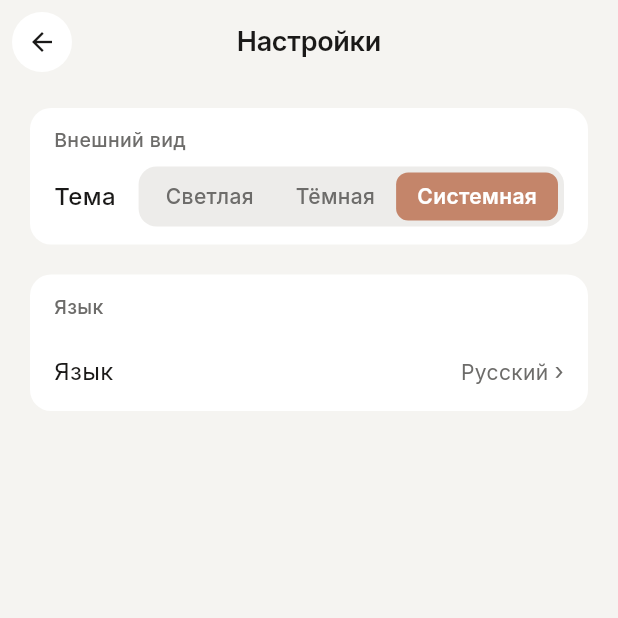
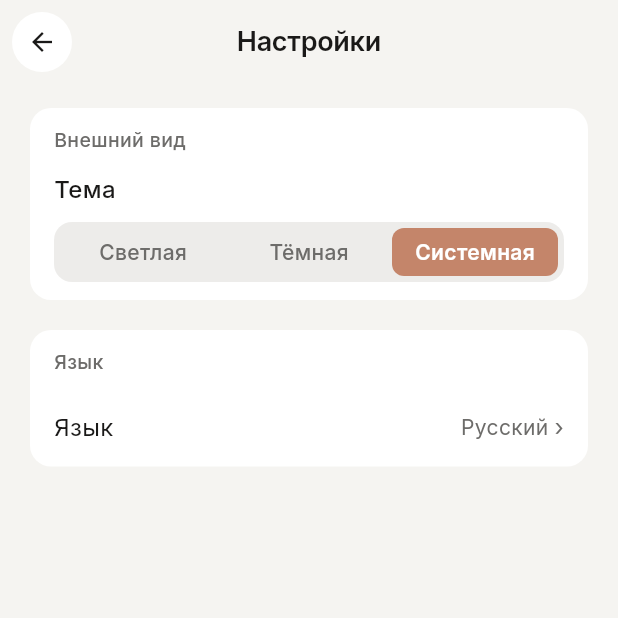
Before and after one commit to matolg/tono, a Flutter app: the SettingsScreen screen opened by its route, on a phone screen of 412 x 824 dp, the top half of it. Run offline on Flutter 3.47's test engine with Material 3 defaults, Android fonts, the phone set to English and light mode, and no system bars; our stand-ins replace flutter_riverpod, go_router, google_fonts, permission_handler, shared_preferences; missing offline and left inert: flutter_soloud, pitch_detector_dart, record; accounts and stored records are empty.

Commit message:
fix: fix theme row overflow on long locale labels

```diff
--- a/lib/features/settings/presentation/settings_screen.dart
+++ b/lib/features/settings/presentation/settings_screen.dart
@@ -129,20 +129,22 @@ class _ThemeRow extends StatelessWidget {
   @override
   Widget build(BuildContext context) {
     return Padding(
-      padding: const EdgeInsets.fromLTRB(16, 0, 16, 12),
-      child: Row(
-        mainAxisAlignment: MainAxisAlignment.spaceBetween,
+      padding: const EdgeInsets.fromLTRB(16, 4, 16, 12),
+      child: Column(
+        crossAxisAlignment: CrossAxisAlignment.start,
         children: [
           Text(
             label,
             style: AppTextStyles.bodyL(color: colorScheme.onSurface)
                 .copyWith(fontWeight: FontWeight.w500),
           ),
+          const SizedBox(height: 10),
           SegmentControl<ThemeMode>(
             values: themeModes,
             selected: selected,
             labelOf: labelOf,
             onChanged: onChanged,
+            expanded: true,
           ),
         ],
       ),
--- a/lib/shared/widgets/segment_control.dart
+++ b/lib/shared/widgets/segment_control.dart
@@ -10,12 +10,17 @@ class SegmentControl<T> extends StatelessWidget {
   final String Function(T) labelOf;
   final ValueChanged<T> onChanged;
 
+  /// When true the control stretches to fill its parent's width and
+  /// distributes segments evenly. Defaults to false (compact/intrinsic width).
+  final bool expanded;
+
   const SegmentControl({
     super.key,
     required this.values,
     required this.selected,
     required this.labelOf,
     required this.onChanged,
+    this.expanded = false,
   });
 
   @override
@@ -29,10 +34,10 @@ class SegmentControl<T> extends StatelessWidget {
         borderRadius: BorderRadius.circular(12),
       ),
       child: Row(
-        mainAxisSize: MainAxisSize.min,
+        mainAxisSize: expanded ? MainAxisSize.max : MainAxisSize.min,
         children: values.map((v) {
           final isSelected = v == selected;
-          return GestureDetector(
+          Widget item = GestureDetector(
             onTap: () => onChanged(v),
             child: AnimatedContainer(
               duration: const Duration(milliseconds: 150),
@@ -54,6 +59,7 @@ class SegmentControl<T> extends StatelessWidget {
               ),
             ),
           );
+          return expanded ? Expanded(child: item) : item;
         }).toList(),
       ),
     );
```
